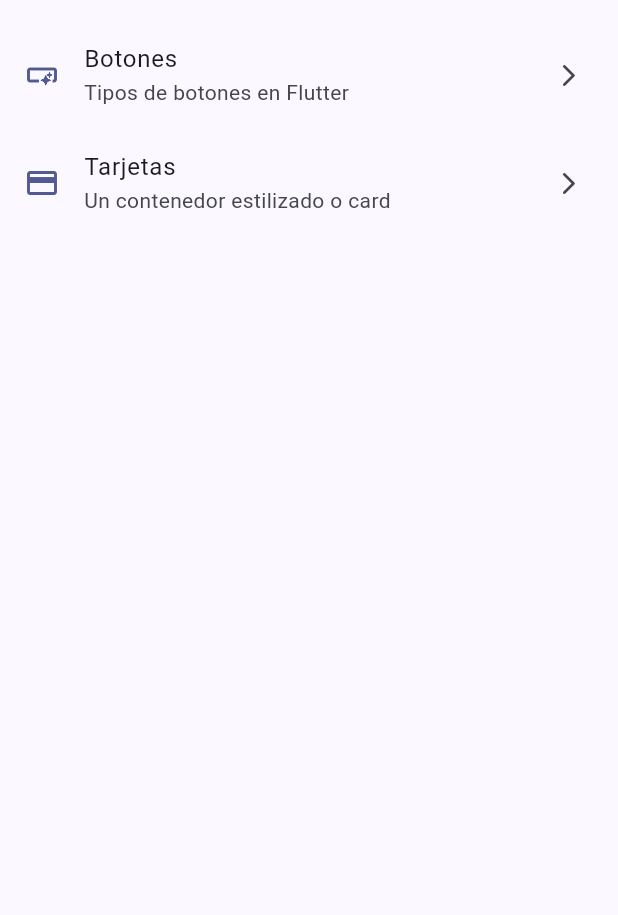
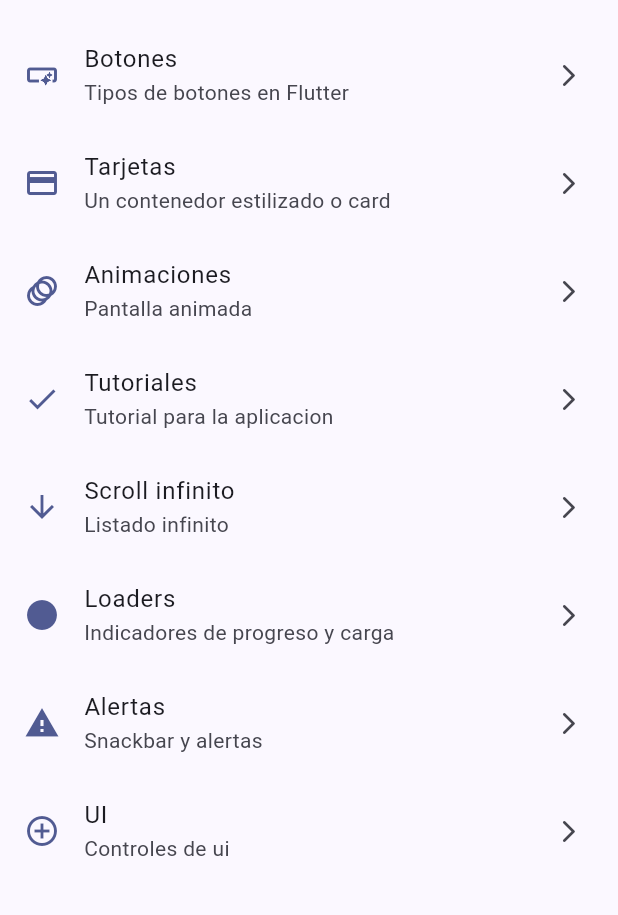
Before and after one commit to FernandoTr96/Flutter, a Flutter app: the screen it shows after launch, on a phone screen of 412 x 824 dp, the part 63-978 px from its top. Run offline on Flutter 3.47's test engine with Material 3 defaults, Android fonts, the phone set to English and light mode, and no system bars; our stand-ins replace dio, go_router, video_player.

Commit message:
pantallas para los demas widget

```diff
--- a/02.-flutter/widgets_app/lib/config/menu/menu_item.dart
+++ b/02.-flutter/widgets_app/lib/config/menu/menu_item.dart
@@ -29,4 +29,40 @@ const appMenuItems = <MenuItem>[
     link: '/cards',
     icon: Icons.credit_card
   ),
+  MenuItem(
+    title: 'Animaciones',
+    subtitle: 'Pantalla animada',
+    link: '/animated',
+    icon: Icons.animation
+  ),
+  MenuItem(
+    title: 'Tutoriales',
+    subtitle: 'Tutorial para la aplicacion',
+    link: '/app-tutorial',
+    icon: Icons.check
+  ),
+  MenuItem(
+    title: 'Scroll infinito',
+    subtitle: 'Listado infinito',
+    link: '/infinite-scroll',
+    icon: Icons.arrow_downward
+  ),
+  MenuItem(
+    title: 'Loaders',
+    subtitle: 'Indicadores de progreso y carga',
+    link: '/progress',
+    icon: Icons.circle
+  ),
+  MenuItem(
+    title: 'Alertas',
+    subtitle: 'Snackbar y alertas',
+    link: '/snackbar',
+    icon: Icons.warning
+  ),
+  MenuItem(
+    title: 'UI',
+    subtitle: 'Controles de ui',
+    link: '/ui-controls',
+    icon: Icons.control_point_sharp
+  ),
 ];
--- a/02.-flutter/widgets_app/lib/config/router/app_router.dart
+++ b/02.-flutter/widgets_app/lib/config/router/app_router.dart
@@ -25,6 +25,48 @@ final GoRouter appRouter = GoRouter(
       builder: (BuildContext context, GoRouterState state) {
         return const CardsScreen();
       }
-    )
+    ),
+    GoRoute(
+      path: '/animated',
+      name: AnimatedScreen.name,
+      builder: (BuildContext context, GoRouterState state) {
+        return const AnimatedScreen();
+      }
+    ),
+    GoRoute(
+      path: '/app-tutorial',
+      name: AppTutorialScreen.name,
+      builder: (BuildContext context, GoRouterState state) {
+        return const AppTutorialScreen();
+      }
+    ),
+    GoRoute(
+      path: '/infinite-scroll',
+      name: InfiniteScrollScreen.name,
+      builder: (BuildContext context, GoRouterState state) {
+        return const InfiniteScrollScreen();
+      }
+    ),
+    GoRoute(
+      path: '/progress',
+      name: ProgressScreen.name,
+      builder: (BuildContext context, GoRouterState state) {
+        return const ProgressScreen();
+      }
+    ),
+    GoRoute(
+      path: '/snackbar',
+      name: SnackbarScreen.name,
+      builder: (BuildContext context, GoRouterState state) {
+        return const SnackbarScreen();
+      }
+    ),
+    GoRoute(
+      path: '/ui-controls',
+      name: UiControlsScreen.name,
+      builder: (BuildContext context, GoRouterState state) {
+        return const UiControlsScreen();
+      }
+    ),
   ]
 );
--- a/02.-flutter/widgets_app/lib/presentation/screens/screens.dart
+++ b/02.-flutter/widgets_app/lib/presentation/screens/screens.dart
@@ -1,3 +1,9 @@
+export 'package:widgets_app/presentation/screens/animated/animated_screen.dart';
+export 'package:widgets_app/presentation/screens/app_tutorial/app_tutorial_screen.dart';
+export 'package:widgets_app/presentation/screens/infinite_scroll/infinite_scroll_screen.dart';
+export 'package:widgets_app/presentation/screens/progress/progress_screen.dart';
+export 'package:widgets_app/presentation/screens/snackbar/snackbar_screen.dart';
+export 'package:widgets_app/presentation/screens/ui_controls/ui_controls_screen.dart';
 export 'package:widgets_app/presentation/screens/buttons/buttons_screen.dart';
 export 'package:widgets_app/presentation/screens/cards/cards_screen.dart';
 export 'package:widgets_app/presentation/screens/home/home_screen.dart';
```
Also changed, not shown: 02.-flutter/widgets_app/lib/presentation/screens/animated/animated_screen.dart (added, +13 -0 lines), 02.-flutter/widgets_app/lib/presentation/screens/app_tutorial/app_tutorial_screen.dart (added, +13 -0 lines), 02.-flutter/widgets_app/lib/presentation/screens/infinite_scroll/infinite_scroll_screen.dart (added, +13 -0 lines), 02.-flutter/widgets_app/lib/presentation/screens/progress/progress_screen.dart (added, +61 -0 lines), 02.-flutter/widgets_app/lib/presentation/screens/snackbar/snackbar_screen.dart (added, +13 -0 lines), 02.-flutter/widgets_app/lib/presentation/screens/ui_controls/ui_controls_screen.dart (added, +13 -0 lines).
